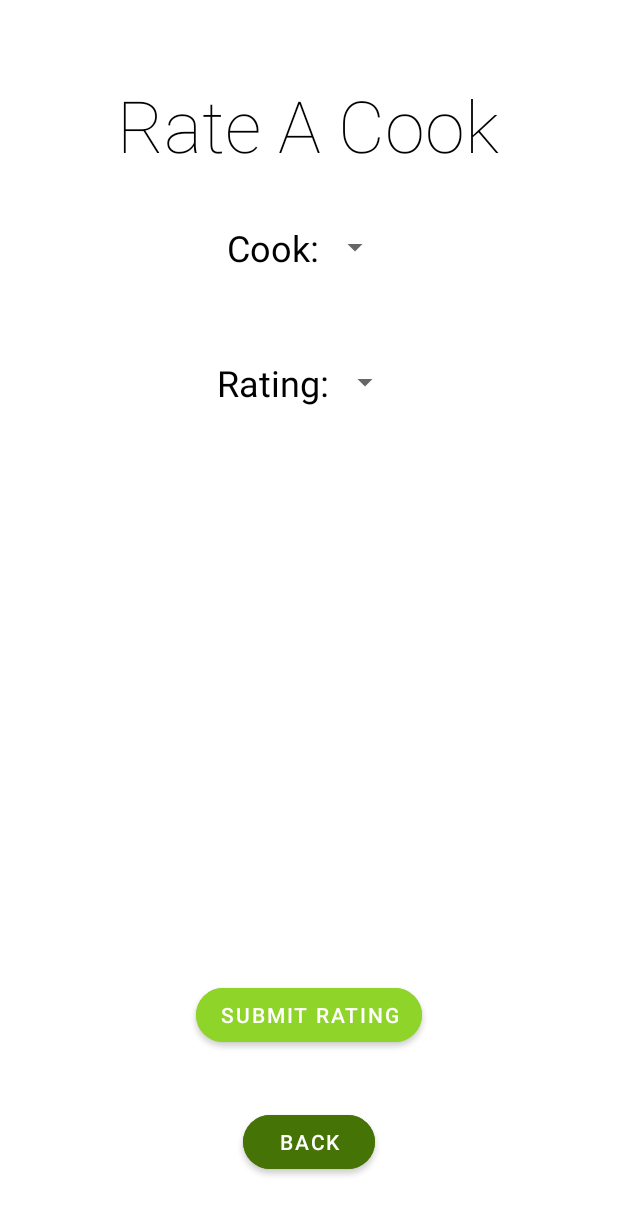
After one commit to uOttawaSEGA2022/project-group-3, an Android app: the ClientRatingActivity screen opened directly, with no data from a screen before it, on a phone screen of 412 x 824 dp. The commit adds this screen. Shown: the top 1215 px of the screen. Run offline under Robolectric (Android 15) with nearby library versions, the phone set to English and light mode, and no system bars; Roboto replaces fonts that are not available here.

Commit message:
Created rating activity

```diff
--- a/app/src/main/AndroidManifest.xml
+++ b/app/src/main/AndroidManifest.xml
@@ -12,6 +12,13 @@
         android:supportsRtl="true"
         android:theme="@style/Theme.Mealer"
         tools:targetApi="31">
+        <activity
+            android:name=".ClientRatingActivity"
+            android:exported="false">
+            <meta-data
+                android:name="android.app.lib_name"
+                android:value="" />
+        </activity>
         <activity
             android:name=".CookPurchaseRequests"
             android:exported="false">
--- /dev/null
+++ b/app/src/main/java/com/example/mealer/ClientRatingActivity.java
@@ -0,0 +1,14 @@
+package com.example.mealer;
+
+import androidx.appcompat.app.AppCompatActivity;
+
+import android.os.Bundle;
+
+public class ClientRatingActivity extends AppCompatActivity {
+
+    @Override
+    protected void onCreate(Bundle savedInstanceState) {
+        super.onCreate(savedInstanceState);
+        setContentView(R.layout.activity_client_rating);
+    }
+}
--- a/app/src/main/java/com/example/mealer/WelcomeClientPage.java
+++ b/app/src/main/java/com/example/mealer/WelcomeClientPage.java
@@ -90,7 +90,10 @@
         startActivityForResult(intent, 0);
     }
 
-
+    public void sendToRatings(View view){
+        Intent intent = new Intent(getApplicationContext(), MasterMenu.class);
+        startActivityForResult(intent, 0);
+    }
 
     // method for displaying toast
     public void displayToast(String message){
--- /dev/null
+++ b/app/src/main/res/layout/activity_client_rating.xml
@@ -0,0 +1,120 @@
+<?xml version="1.0" encoding="utf-8"?>
+<androidx.constraintlayout.widget.ConstraintLayout xmlns:android="http://schemas.android.com/apk/res/android"
+    xmlns:app="http://schemas.android.com/apk/res-auto"
+    xmlns:tools="http://schemas.android.com/tools"
+    android:layout_width="match_parent"
+    android:layout_height="match_parent"
+    tools:context=".ClientRatingActivity">
+
+    <TextView
+        android:id="@+id/mealerTitle2"
+        android:layout_width="wrap_content"
+        android:layout_height="wrap_content"
+        android:fontFamily="sans-serif-thin"
+        android:text="Rate A Cook"
+        android:textColor="@color/black"
+        android:textSize="48sp"
+        app:layout_constraintBottom_toBottomOf="parent"
+        app:layout_constraintEnd_toEndOf="parent"
+        app:layout_constraintHorizontal_bias="0.496"
+        app:layout_constraintStart_toStartOf="parent"
+        app:layout_constraintTop_toTopOf="parent"
+        app:layout_constraintVertical_bias="0.067" />
+
+    <LinearLayout
+        android:id="@+id/fieldsLayout"
+        android:layout_width="match_parent"
+        android:layout_height="match_parent"
+        android:layout_marginStart="20dp"
+        android:layout_marginLeft="20dp"
+        android:layout_marginTop="120dp"
+        android:layout_marginEnd="20dp"
+        android:layout_marginRight="20dp"
+        android:layout_marginBottom="200dp"
+        android:orientation="vertical"
+        app:layout_constraintBottom_toTopOf="parent"
+        app:layout_constraintEnd_toStartOf="parent"
+        app:layout_constraintStart_toEndOf="parent"
+        app:layout_constraintTop_toBottomOf="parent">
+
+        <LinearLayout
+            android:id="@+id/cookSelectRow"
+            android:layout_width="match_parent"
+            android:layout_height="wrap_content"
+            android:layout_margin="20dp"
+            android:gravity="center_horizontal"
+            android:orientation="horizontal">
+
+            <TextView
+                android:id="@+id/cookTitle"
+                android:layout_width="wrap_content"
+                android:layout_height="50dp"
+                android:gravity="center_vertical"
+                android:text="Cook:"
+                android:textColor="@color/black"
+                android:textSize="24sp" />
+
+            <Spinner
+                android:id="@+id/cookSelect"
+                android:layout_width="wrap_content"
+                android:layout_height="50dp" />
+        </LinearLayout>
+
+        <LinearLayout
+            android:id="@+id/cookRatingRow"
+            android:layout_width="match_parent"
+            android:layout_height="wrap_content"
+            android:layout_margin="20dp"
+            android:gravity="center_horizontal"
+            android:orientation="horizontal">
+
+            <TextView
+                android:id="@+id/ratingTitle"
+                android:layout_width="wrap_content"
+                android:layout_height="50dp"
+                android:gravity="center_vertical"
+                android:text="Rating:"
+                android:textColor="@color/black"
+                android:textSize="24sp" />
+
+            <Spinner
+                android:id="@+id/ratingSelect"
+                android:layout_width="wrap_content"
+                android:layout_height="50dp" />
+
+        </LinearLayout>
+
+    </LinearLayout>
+
+    <Button
+        android:id="@+id/ratingSubmitButton"
+        android:layout_width="wrap_content"
+        android:layout_height="wrap_content"
+        android:layout_margin="10dp"
+        android:backgroundTint="#8ED429"
+        android:onClick="addMenuItem"
+        android:text="Submit Rating"
+        app:cornerRadius="25dp"
+        app:layout_constraintBottom_toBottomOf="parent"
+        app:layout_constraintEnd_toEndOf="parent"
+        app:layout_constraintStart_toStartOf="parent"
+        app:layout_constraintTop_toTopOf="@+id/fieldsLayout"
+        app:layout_constraintVertical_bias="0.13999999" />
+
+    <Button
+        android:id="@+id/backButton2"
+        android:layout_width="wrap_content"
+        android:layout_height="wrap_content"
+        android:layout_alignParentBottom="true"
+        android:backgroundTint="#467305"
+        android:onClick="sendToWelcome"
+        android:text="Back"
+        app:cornerRadius="25dp"
+        app:layout_constraintBottom_toBottomOf="parent"
+        app:layout_constraintEnd_toEndOf="parent"
+        app:layout_constraintHorizontal_bias="0.5"
+        app:layout_constraintStart_toStartOf="parent"
+        app:layout_constraintTop_toTopOf="parent"
+        app:layout_constraintVertical_bias="0.95" />
+
+</androidx.constraintlayout.widget.ConstraintLayout>
```
